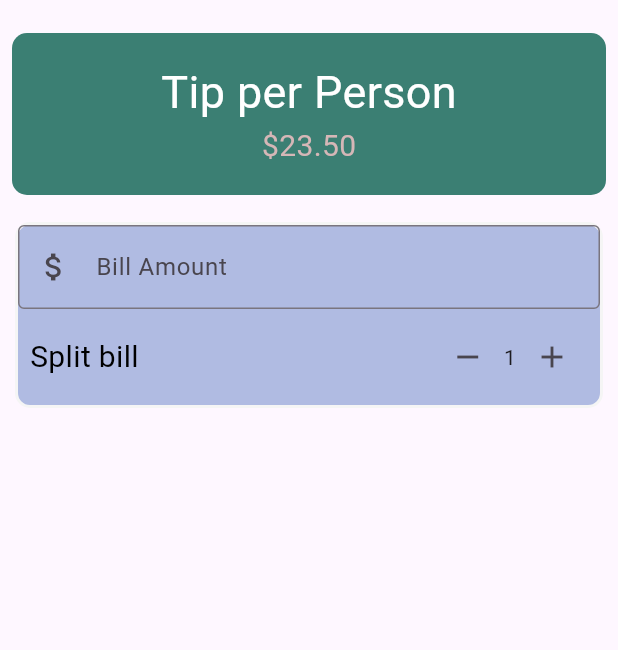
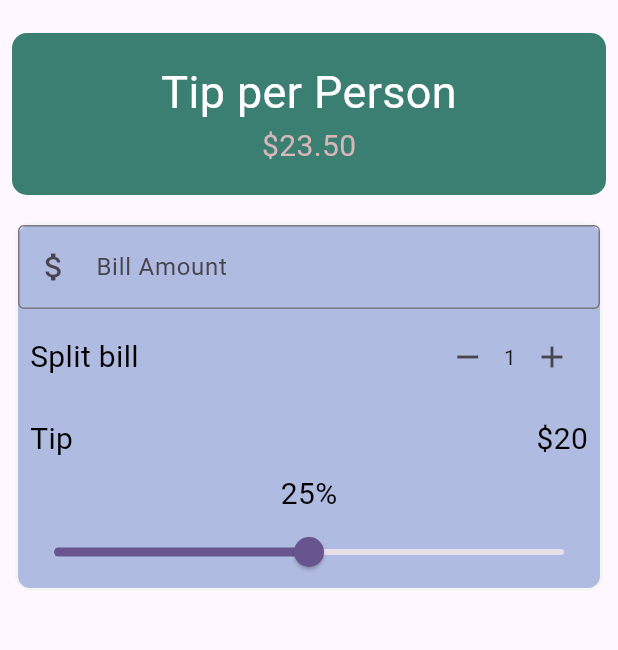
Before and after one commit to zhira03/Tipping, a Flutter app: the screen it shows after launch, on a phone screen of 412 x 824 dp, the part 63-713 px from its top. Run offline on Flutter 3.47's test engine with Material 3 defaults, Android fonts, the light colour scheme and no system bars.

Commit message:
refactor: move SplittingBill widget to a separate file and add increment/decrement functionality

```diff
--- a/lib/main.dart
+++ b/lib/main.dart
@@ -1,4 +1,5 @@
 import 'package:flutter/material.dart';
+import 'package:tipme/widgets/person_counter.dart';
 
 void main() {
   runApp(const MyApp());
@@ -106,7 +107,39 @@ class _TipMeState extends State<TipMe> {
                     ),
                   ),
                   //shared bill part
-                  SplittingBill(personCount: _personCount)
+                  SplittingBill(
+                    personCount: _personCount,
+                    onIncrement: _increment,
+                    onDecrement: _decrement),
+                  Padding(
+                    padding: const EdgeInsets.all(8.0),
+                    child: Row(
+                      mainAxisAlignment: MainAxisAlignment.spaceBetween,
+                      children: [
+                        Text("Tip",
+                          style: TextStyle(
+                            fontSize: 20,
+                            color: Colors.black,
+                          )),
+                        Text("\$20",
+                          style: TextStyle(
+                            fontSize: 20,
+                            color: Colors.black,
+                          )),
+                      ],
+                    ),
+                  ),
+                  Text(
+                    "25%",
+                    style: TextStyle(
+                      fontSize: 20,
+                      color: Colors.black,
+                    ),
+                  ),
+                  Slider(value: 0.5,
+                  onChanged: (value)=>{
+                    print("Value is $value")
+                  })
                 ],
               ),
             ),
@@ -116,41 +149,3 @@ class _TipMeState extends State<TipMe> {
     );
   }
 }
-
-class SplittingBill extends StatelessWidget {
-  const SplittingBill({
-    super.key,
-    required int personCount,
-  }) : _personCount = personCount;
-
-  final int _personCount;
-
-  @override
-  Widget build(BuildContext context) {
-    return Padding(
-      padding: const EdgeInsets.all(8.0),
-      child: Row(
-        mainAxisAlignment: MainAxisAlignment.spaceBetween,
-        children: [
-          Text("Split bill",
-          style: TextStyle(
-            fontSize: 20,
-            color: Colors.black,
-          )),
-          Row(
-            children: [
-              IconButton(
-                icon: const Icon(Icons.remove),
-                onPressed: () =>{},
-              ),
-              Text("$_personCount"),
-              IconButton(
-                  icon: const Icon(Icons.add),
-                  onPressed:()=>{},
-                )
-            ],)
-        ],
-      ),
-    );
-  }
-}
--- /dev/null
+++ b/lib/widgets/person_counter.dart
@@ -0,0 +1,44 @@
+import 'package:flutter/material.dart';
+
+class SplittingBill extends StatelessWidget {
+  const SplittingBill({
+    super.key,
+    required int personCount,
+    required this.onIncrement,
+    required this.onDecrement,
+  }) : _personCount = personCount;
+
+  final int _personCount;
+  final VoidCallback onIncrement;
+  final VoidCallback onDecrement;
+
+  @override
+  Widget build(BuildContext context) {
+    return Padding(
+      padding: const EdgeInsets.all(8.0),
+      child: Row(
+        mainAxisAlignment: MainAxisAlignment.spaceBetween,
+        children: [
+          Text("Split bill",
+              style: TextStyle(
+                fontSize: 20,
+                color: Colors.black,
+              )),
+          Row(
+            children: [
+              IconButton(
+                icon: const Icon(Icons.remove),
+                onPressed: onDecrement,
+              ),
+              Text("$_personCount"),
+              IconButton(
+                icon: const Icon(Icons.add),
+                onPressed: onIncrement,
+              )
+            ],
+          )
+        ],
+      ),
+    );
+  }
+}
```
